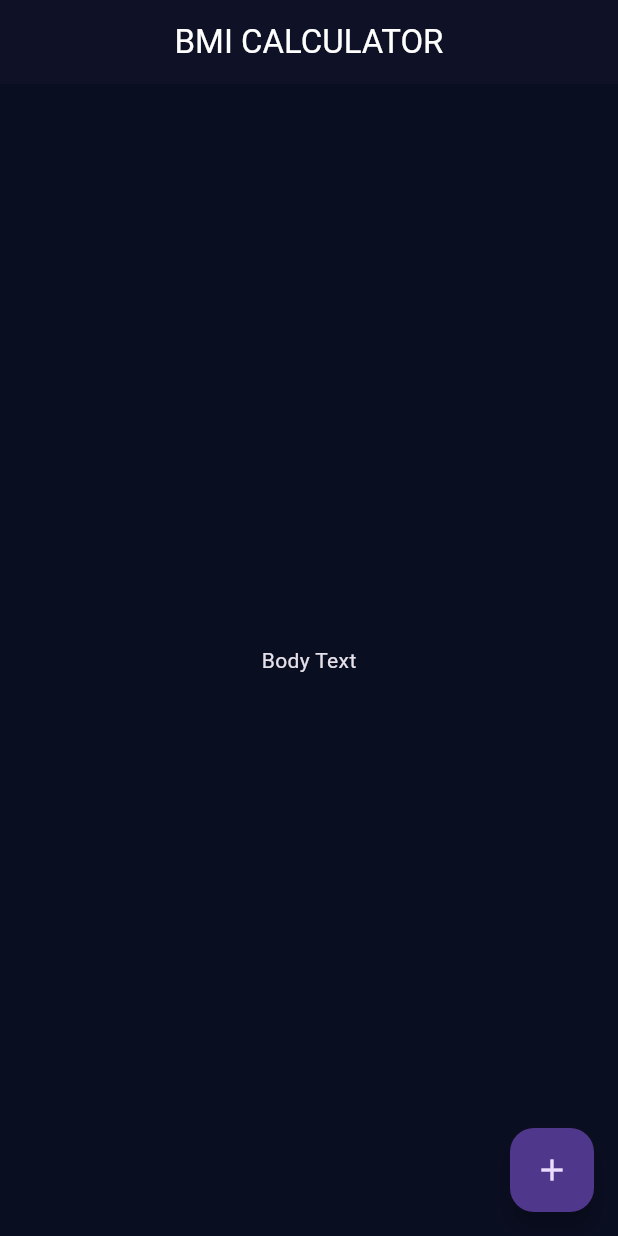
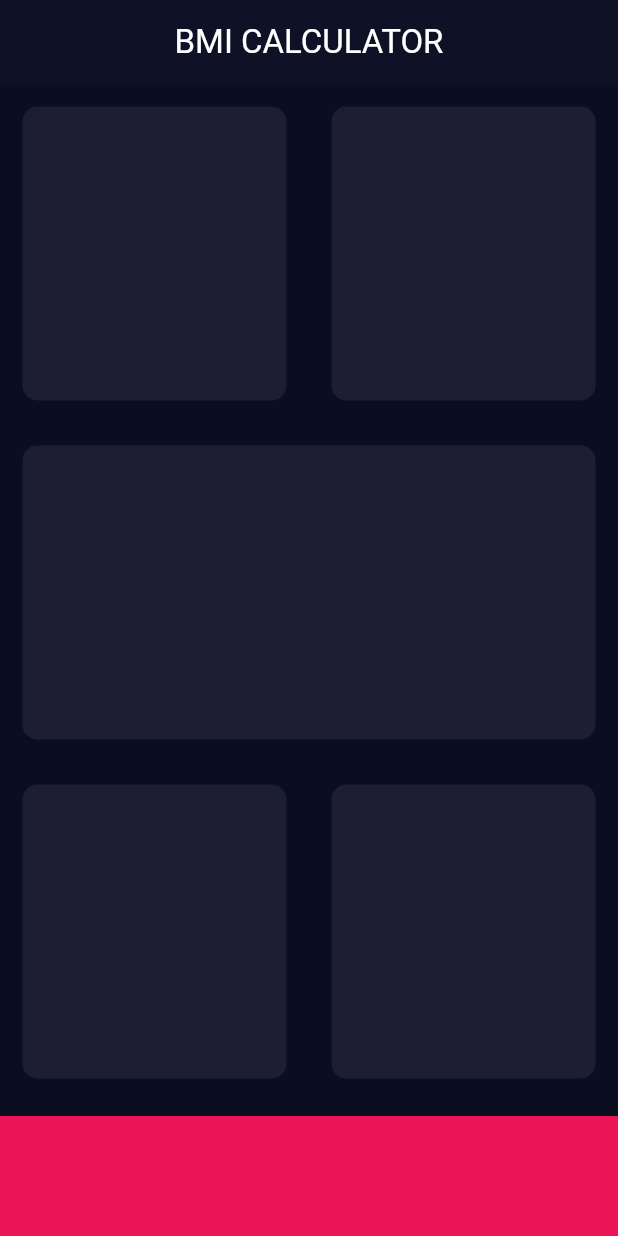
Before and after one commit to Adejames333429/bmi_calculator, a Flutter app: the screen it shows after launch, on a phone screen of 412 x 824 dp. Run offline on Flutter 3.47's test engine with Material 3 defaults, Android fonts, the phone set to English and light mode, and no system bars.

Commit message:
recent update

```diff
--- a/lib/input_page.dart
+++ b/lib/input_page.dart
@@ -1,4 +1,8 @@
 import 'package:flutter/material.dart';
+
+const bottomContainerHeight = 80.0;
+const activeCardColor = Color(0xFF1D1E33);
+const bottomContainerColor = Color(0xFFEB1555);
 
 class InputPage extends StatefulWidget {
   const InputPage({super.key});
@@ -21,13 +25,69 @@ class _InputPageState extends State<InputPage> {
         ),
         centerTitle: true,
       ),
-      body: Center(
-        child: Text('Body Text'),
-      ),
-      floatingActionButton: FloatingActionButton(
-        onPressed: () {},
-        child: Icon(Icons.add),
+      body: Column(
+        children: [
+          Expanded(
+            child: Row(
+              children: [
+                Expanded(
+                  child: ReusableCard(
+                    colour: activeCardColor,
+                  ),
+                ),
+                Expanded(
+                  child: ReusableCard(
+                    colour: activeCardColor,
+                  ),
+                ),
+              ],
+            ),
+          ),
+          Expanded(
+            child: ReusableCard(
+              colour: activeCardColor,
+            ),
+          ),
+          Expanded(
+            child: Row(
+              children: [
+                Expanded(
+                  child: ReusableCard(
+                    colour: activeCardColor,
+                  ),
+                ),
+                Expanded(
+                  child: ReusableCard(
+                    colour: activeCardColor,
+                  ),
+                ),
+              ],
+            ),
+          ),
+          Container(
+            color: bottomContainerColor,
+            margin: EdgeInsets.only(top: 10.0),
+            width: double.infinity,
+            height: bottomContainerHeight,
+          ),
+        ],
       ),
     );
   }
 }
+
+class ReusableCard extends StatelessWidget {
+  final Color colour;
+  ReusableCard({required this.colour});
+
+  @override
+  Widget build(BuildContext context) {
+    return Container(
+      margin: EdgeInsets.all(15.0),
+      decoration: BoxDecoration(
+        color: colour,
+        borderRadius: BorderRadius.circular(10.0),
+      ),
+    );
+  }
+}
```
